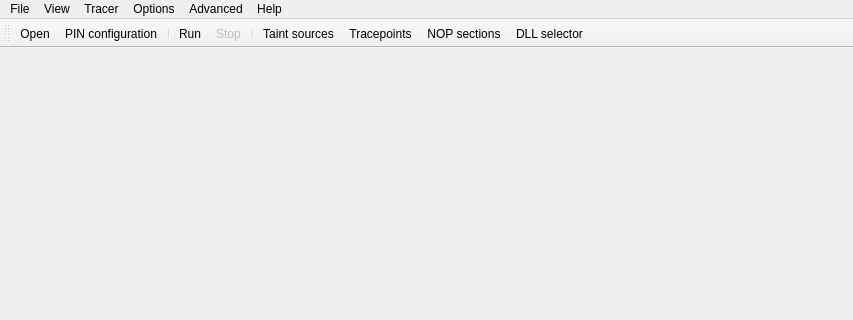
h3xduck/TaintBlade, file src/GUI/PinTracerUI/forms/mainwindow.ui: the form before one commit; both pictures show x 0 to 853 and y 0 to 320 of the 853 by 620 pixel window.
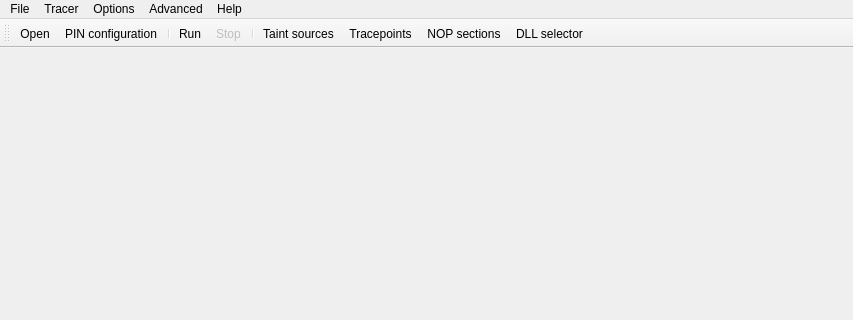
The form after the commit. Icons and pictures are not drawn.

Patch:
```diff
--- a/src/GUI/PinTracerUI/forms/mainwindow.ui
+++ b/src/GUI/PinTracerUI/forms/mainwindow.ui
@@ -50,11 +50,6 @@
     </property>
     <addaction name="actionAuthors"/>
    </widget>
-   <widget class="QMenu" name="menuView">
-    <property name="title">
-     <string>View</string>
-    </property>
-   </widget>
    <widget class="QMenu" name="menuTracer">
     <property name="title">
      <string>Tracer</string>
@@ -76,7 +71,6 @@
     <addaction name="actionNOPSections"/>
    </widget>
    <addaction name="menuFile"/>
-   <addaction name="menuView"/>
    <addaction name="menuTracer"/>
    <addaction name="menuOptions"/>
    <addaction name="menuAdvanced"/>
```
Left out of the diff: 8 changed lines with no effect on the pictures.
